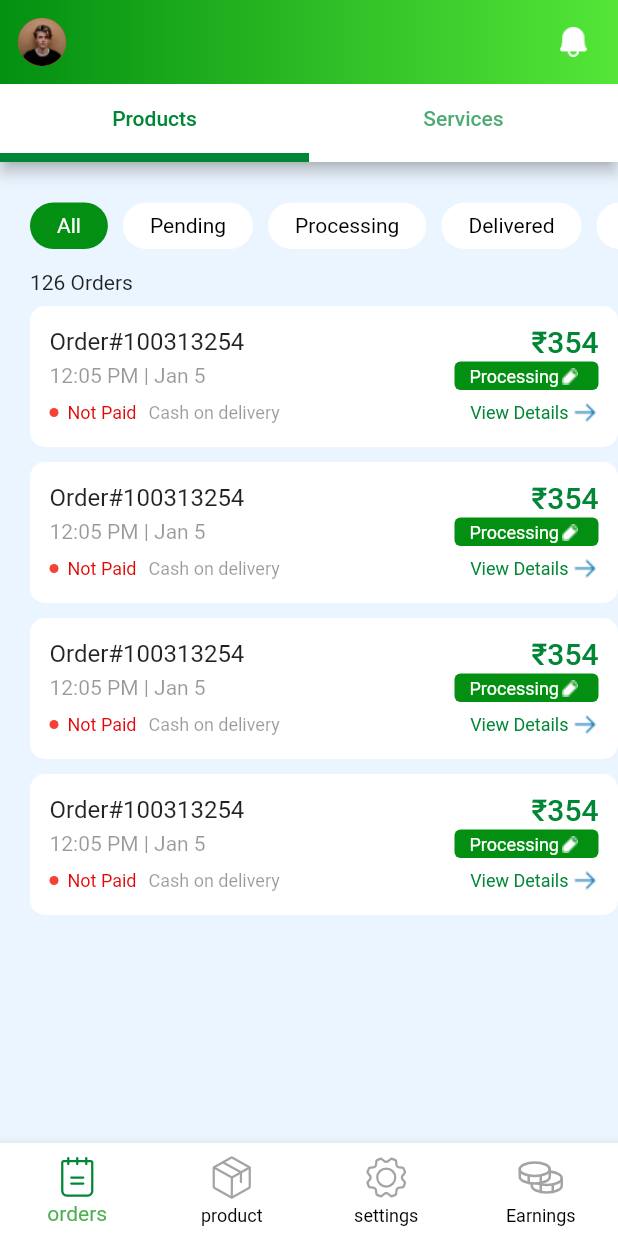
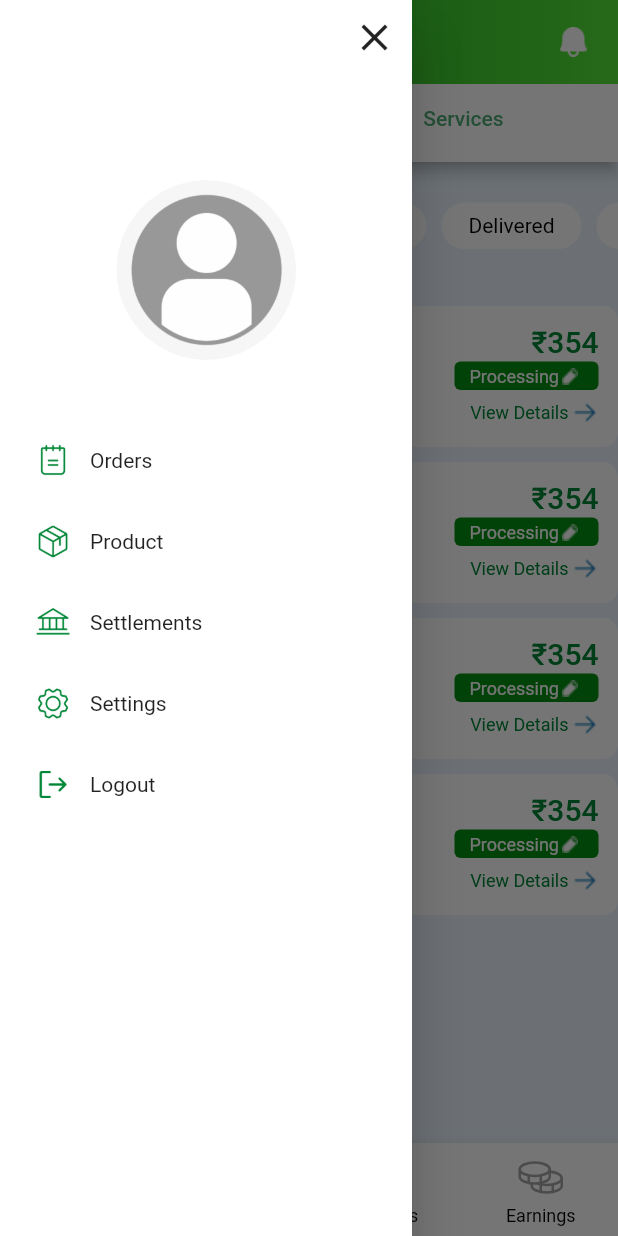
Before and after one commit to jithuhari/demo, a Flutter app: the BottomNavScreenProduct screen opened directly, with the side drawer open (before the commit the screen has no drawer), on a phone screen of 412 x 824 dp. Run offline on Flutter 3.47's test engine with Material 2 defaults, Android fonts, the light colour scheme and no system bars; our stand-ins replace cached_network_image, dotted_border, flutter_multi_formatter, flutter_svg, fluttertoast, get and 2 more.

Commit message:
add drawer

```diff
--- a/lib/resources/drawables.dart
+++ b/lib/resources/drawables.dart
@@ -37,4 +37,31 @@ class Drawables {
 
   ///booking details
   static const String servicingImage = "assets/images/servicingImage.png";
+
+
+  static const String drawerProfile = "assets/images/account.png";
+
+//bottomnav details
+
+static const String ordericon = "assets/svg/Notepad.svg";
+static const String orderActIcon = "assets/svg/NotepadAct.svg";
+static const String producticon = "assets/svg/Package.svg";
+static const String productActIcon = "assets/svg/PackageAct.svg";
+static const String settingIcon = "assets/svg/Gear.svg";
+static const String settingActIcon = "assets/svg/GearAct.svg";
+static const String erningIcon = "assets/svg/Coins.svg";
+static const String erningActIcon = "assets/svg/CoinsAct.svg";
+static const String bankIcon = "assets/svg/Bank.svg";
+static const String signOutIcon = "assets/svg/Bank.svg";
+
+
+//png icons
+static const String dwOrder = "assets/icons/order.png";
+static const String dwproduct = "assets/icons/product.png";
+static const String dwbank = "assets/icons/bank.png";
+static const String dwsetting = "assets/icons/setting.png";
+static const String dwsignout = "assets/icons/signout.png";
+
+
+
 }
--- a/lib/ui/homescreen/product_home_screen.dart
+++ b/lib/ui/homescreen/product_home_screen.dart
@@ -6,11 +6,11 @@ import '../../resources/drawables.dart';
 import '../../util/app_appbar.dart';
 import '../../util/app_decorations.dart';
 import '../../util/widget_utils.dart';
+import '../../util/widgets/custom_drawer_widgets.dart';
 import '../earnings/earning_list.dart';
 import '../login/settings_screen.dart';
 import '../orders/orders_list_screen.dart';
 import '../product/product_list_screen.dart';
-
 
 
 class BottomNavScreenProduct extends StatefulWidget {
@@ -36,21 +36,32 @@ class _BottomNavScreenProductState extends State<BottomNavScreenProduct> {
 
     int index;
     return Scaffold(
+
       appBar: CustomAppBar(
             autoLeading: false,
-            leadingWidget: WidgetUtils.widgets(
+            leadingWidget:Builder(
+      builder: (BuildContext context) {
+        return
+             WidgetUtils.widgets(
                 child: Container(
+
               margin: const EdgeInsets.all(12),
-              height: 40,
+              height:40,
               width: 40,
               decoration: AppDecoration.decorationCircle(color: Colors.red),
               clipBehavior: Clip.antiAlias,
               alignment: Alignment.center,
-              child: Image.asset(
-                Drawables.avatar,
-                fit: BoxFit.contain,
+              child: GestureDetector(
+                onTap:
+                  () => Scaffold.of(context).openDrawer(),
+
+
+                child: Image.asset(
+                  Drawables.avatar,
+                  fit: BoxFit.contain,
+                ),
               ),
-            )),
+            ),);},),
             actionWidget: WidgetUtils.widgets(
                 child: Padding(
               padding: const EdgeInsets.all(18),
@@ -75,27 +86,27 @@ class _BottomNavScreenProductState extends State<BottomNavScreenProduct> {
         items:   [
 
             BottomNavigationBarItem(
-            icon:SvgPicture.asset("assets/svg/Notepad.svg"),
+            icon:SvgPicture.asset(Drawables.ordericon),
             label: "orders",
-            activeIcon:SvgPicture.asset("assets/svg/NotepadAct.svg"),
+            activeIcon:SvgPicture.asset(Drawables.orderActIcon),
 
 
 
           ),
           BottomNavigationBarItem(
-            icon:SvgPicture.asset("assets/svg/Package.svg"),
+            icon:SvgPicture.asset(Drawables.producticon),
             label: "product",
-            activeIcon:SvgPicture.asset("assets/svg/PackageAct.svg"),),
+            activeIcon:SvgPicture.asset(Drawables.productActIcon),),
 
               BottomNavigationBarItem(
-            icon:SvgPicture.asset("assets/svg/Gear.svg"),
+            icon:SvgPicture.asset(Drawables.settingIcon),
             label: "settings",
-            activeIcon:SvgPicture.asset("assets/svg/GearAct.svg"), ),
+            activeIcon:SvgPicture.asset(Drawables.settingActIcon), ),
 
             BottomNavigationBarItem(
-            icon:SvgPicture.asset("assets/svg/Coins.svg"),
+            icon:SvgPicture.asset(Drawables.erningIcon),
             label: "Earnings",
-            activeIcon:SvgPicture.asset("assets/svg/CoinsAct.svg"),)
+            activeIcon:SvgPicture.asset(Drawables.erningActIcon),)
             ,],
 
              onTap: (int index) {
@@ -104,6 +115,135 @@ class _BottomNavScreenProductState extends State<BottomNavScreenProduct> {
           });
         },
 
-    ));
+    ),
+    drawer:const CustomDrawer(),
+
+    );
   }
 }
+
+
+
+
+
+
+
+
+
+
+
+
+
+
+
+
+
+
+
+
+
+
+
+
+
+
+
+
+
+
+
+
+// class BottomNavScreenProduct extends StatefulWidget {
+//   const BottomNavScreenProduct({super.key});
+
+//   @override
+//   State<BottomNavScreenProduct> createState() => _BottomNavScreenProductState();
+// }
+
+// class _BottomNavScreenProductState extends State<BottomNavScreenProduct> {
+//  int _selectedIndex = 0;
+
+//  final screens=[
+//    OrdersListScreen(),
+//    ProductListScreen(),
+//    const SettingsScreen(),
+//    const  EarningList()
+
+//  ];
+
+//   @override
+//   Widget build(BuildContext context) {
+
+//     int index;
+//     return Scaffold(
+//       appBar: CustomAppBar(
+//             autoLeading: false,
+//             leadingWidget: WidgetUtils.widgets(
+//                 child: Container(
+//               margin: const EdgeInsets.all(12),
+//               height: 40,
+//               width: 40,
+//               decoration: AppDecoration.decorationCircle(color: Colors.red),
+//               clipBehavior: Clip.antiAlias,
+//               alignment: Alignment.center,
+//               child: Image.asset(
+//                 Drawables.avatar,
+//                 fit: BoxFit.contain,
+//               ),
+//             )),
+//             actionWidget: WidgetUtils.widgets(
+//                 child: Padding(
+//               padding: const EdgeInsets.all(18),
+//               child: Image.asset(
+//                 Drawables.bellIcon,
+//                 height: 27,
+//                 width: 23.5,
+//               ),
+//             ))),
+//       body:screens[_selectedIndex],
+//       bottomNavigationBar: BottomNavigationBar(
+
+//         type:BottomNavigationBarType.fixed ,
+//         backgroundColor: Colors.white,
+
+//         currentIndex: _selectedIndex,
+//         selectedItemColor: Colors.green,
+//         unselectedItemColor: Colors.black,
+//         showSelectedLabels: true,
+//         showUnselectedLabels: true,
+
+//         items:   [
+
+//             BottomNavigationBarItem(
+//             icon:SvgPicture.asset("assets/svg/Notepad.svg"),
+//             label: "orders",
+//             activeIcon:SvgPicture.asset("assets/svg/NotepadAct.svg"),
+
+
+
+//           ),
+//           BottomNavigationBarItem(
+//             icon:SvgPicture.asset("assets/svg/Package.svg"),
+//             label: "product",
+//             activeIcon:SvgPicture.asset("assets/svg/PackageAct.svg"),),
+
+//               BottomNavigationBarItem(
+//             icon:SvgPicture.asset("assets/svg/Gear.svg"),
+//             label: "settings",
+//             activeIcon:SvgPicture.asset("assets/svg/GearAct.svg"), ),
+
+//             BottomNavigationBarItem(
+//             icon:SvgPicture.asset("assets/svg/Coins.svg"),
+//             label: "Earnings",
+//             activeIcon:SvgPicture.asset("assets/svg/CoinsAct.svg"),)
+//             ,],
+
+//              onTap: (int index) {
+//           setState(() {
+//             _selectedIndex = index;
+//           });
+//         },
+
+//     ));
+//   }
+// }
--- /dev/null
+++ b/lib/util/widgets/custom_drawer_widgets.dart
@@ -0,0 +1,109 @@
+
+import 'package:flutter/material.dart';
+
+import '../../resources/drawables.dart';
+import '../custom_sized_boxes.dart';
+
+class CustomDrawer extends StatelessWidget {
+  const CustomDrawer({super.key});
+
+  @override
+  Widget build(BuildContext context) {
+    return  SafeArea(
+      child: SizedBox(
+        width: MediaQuery.of(context).size.width * 2 / 3,
+        child: Drawer(
+          backgroundColor: Colors.white,
+          child: SingleChildScrollView(
+            child: Column(
+              children: [
+                SizedBox(
+                  child: Column(children:[
+                    Row(mainAxisAlignment: MainAxisAlignment.end,
+                      children:const  [Padding(
+                        padding:  EdgeInsets.only(right: 10,top: 10),
+                        child: Icon(Icons.close,size: 30,),
+                      )],),
+                   const  SizedBox(
+                      height: 80,
+                    ),
+                  const   CircleAvatar(
+                      backgroundImage: AssetImage(Drawables.drawerProfile),
+                      radius: 60,
+                      backgroundColor: Colors.white,
+
+
+                    ),
+
+                  ]),
+                ),
+              const   SizedBoxH40(),
+                ListTileWidgets(
+                  text: "Orders",
+                  myImage: Image.asset(Drawables.dwOrder),
+                  ontap: () {},
+                ),
+                ListTileWidgets(
+                  text: "Product",
+                  myImage: Image.asset(Drawables.dwproduct),
+                  ontap: () {},
+                ),
+                ListTileWidgets(
+                  text: "Settlements",
+                  myImage: Image.asset(Drawables.dwbank),
+                  ontap: () {},
+                ),
+                ListTileWidgets(
+                  text: "Settings",
+                  myImage: Image.asset(Drawables.dwsetting),
+                  ontap: () {},
+                ),
+                ListTileWidgets(
+                  text: "Logout",
+                  myImage: Image.asset(Drawables.dwsignout),
+                  ontap: () {},
+                ),
+
+              ],
+            ),
+          ),
+        ),
+      ),
+    );
+  }
+}
+
+class ListTileWidgets extends StatelessWidget {
+  const ListTileWidgets(
+      {required this.text,
+      Key? key,
+      required this.myImage,
+      required this.ontap})
+      : super(key: key);
+  final String text;
+  final Image myImage;
+  final VoidCallback ontap;
+
+  @override
+  Widget build(BuildContext context) {
+    return GestureDetector(
+      child: Container(
+        padding:  const EdgeInsets.only(left: 20, right: 10, top: 15, bottom: 15),
+        child: Row(
+          children: [
+            SizedBox(
+              height: 24,
+              width: 30,
+              child: myImage,
+            ),
+           const  SizedBox(
+              width: 10,
+            ),
+            Text(text)
+          ],
+        ),
+      ),
+      onTap: ontap,
+    );
+  }
+}
```
Also changed, not shown: assets/icons/bank.png (added), assets/icons/order.png (added), assets/icons/product.png (added), assets/icons/setting.png (added), assets/icons/signout.png (added), assets/images/account.png (added), pubspec.lock.
